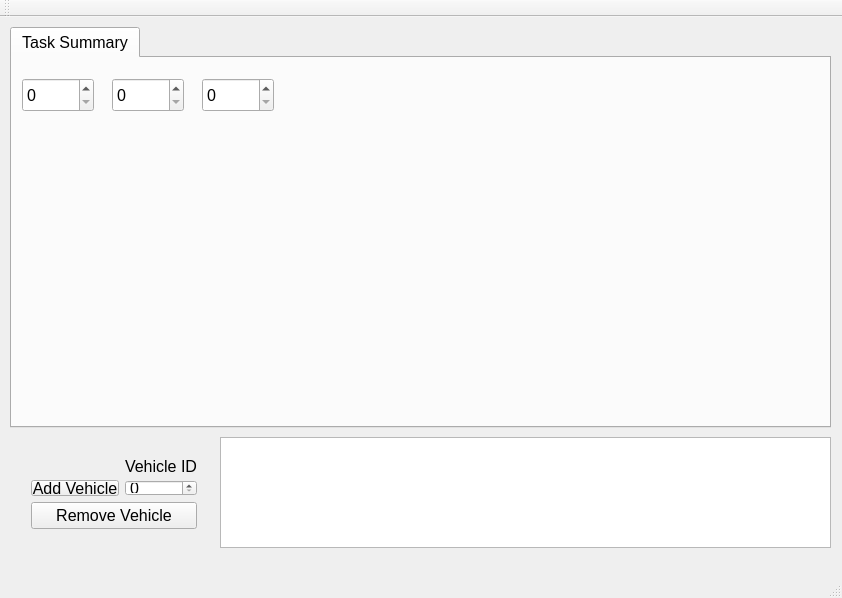
Before: the Qt Designer form ProjectSource/SwarmGUI/swarmcontroller_gui.ui in majorpr13/SwarmingVehicles, drawn with Qt 5.
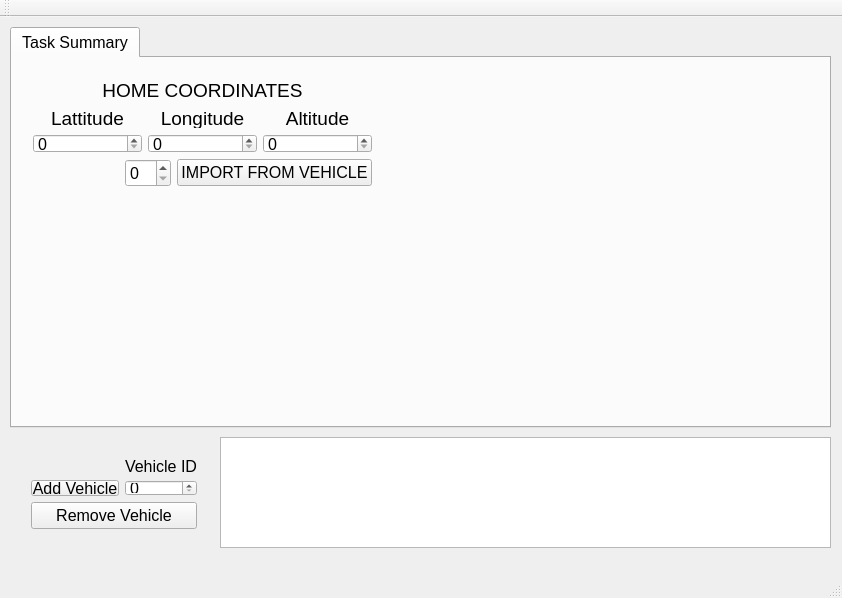
After: the same form once the commit is applied. Custom widgets are drawn as their Qt base class.

Patch:
```diff
--- a/ProjectSource/SwarmGUI/swarmcontroller_gui.ui
+++ b/ProjectSource/SwarmGUI/swarmcontroller_gui.ui
@@ -35,15 +35,81 @@
      <attribute name="title">
       <string>Task Summary</string>
      </attribute>
-     <widget class="QSpinBox" name="spinBox_LatHome">
+     <widget class="QWidget" name="">
       <property name="geometry">
        <rect>
         <x>10</x>
-        <y>20</y>
-        <width>72</width>
-        <height>34</height>
+        <y>10</y>
+        <width>361</width>
+        <height>130</height>
        </rect>
       </property>
+      <layout class="QGridLayout" name="gridLayout_4">
+       <item row="1" column="0">
+        <layout class="QHBoxLayout" name="horizontalLayout">
+         <item>
+          <spacer name="horizontalSpacer">
+           <property name="orientation">
+            <enum>Qt::Horizontal</enum>
+           </property>
+           <property name="sizeHint" stdset="0">
+            <size>
+             <width>40</width>
+             <height>20</height>
+            </size>
+           </property>
+          </spacer>
+         </item>
+         <item>
+          <widget class="QSpinBox" name="spinBox"/>
+         </item>
+         <item>
+          <widget class="QPushButton" name="pushButton">
+           <property name="text">
+            <string>IMPORT FROM VEHICLE</string>
+           </property>
+          </widget>
+         </item>
+        </layout>
+       </item>
+       <item row="0" column="0">
+        <layout class="QVBoxLayout" name="verticalLayout_4">
+         <item>
+          <widget class="QLabel" name="label_4">
+           <property name="font">
+            <font>
+             <pointsize>14</pointsize>
+            </font>
+           </property>
+           <property name="text">
+            <string>HOME COORDINATES</string>
+           </property>
+           <property name="alignment">
+            <set>Qt::AlignCenter</set>
+           </property>
+          </widget>
+         </item>
+         <item>
+          <layout class="QGridLayout" name="gridLayout_3">
+           <item row="0" column="0">
+            <layout class="QVBoxLayout" name="verticalLayout">
+             <item>
+              <widget class="QLabel" name="label">
+               <property name="font">
+                <font>
+                 <pointsize>14</pointsize>
+                </font>
+               </property>
+               <property name="text">
+                <string>Lattitude</string>
+               </property>
+               <property name="alignment">
+                <set>Qt::AlignCenter</set>
+               </property>
+              </widget>
+             </item>
+             <item>
+              <widget class="QSpinBox" name="spinBox_LatHome">
       <property name="sizePolicy">
        <sizepolicy hsizetype="Expanding" vsizetype="Expanding">
         <horstretch>0</horstretch>
@@ -55,19 +121,35 @@
         <pointsize>12</pointsize>
        </font>
       </property>
+               <property name="alignment">
+                <set>Qt::AlignLeading|Qt::AlignLeft|Qt::AlignVCenter</set>
+               </property>
       <property name="maximum">
        <number>255</number>
       </property>
      </widget>
+             </item>
+            </layout>
+           </item>
+           <item row="0" column="1">
+            <layout class="QVBoxLayout" name="verticalLayout_2">
+             <item>
+              <widget class="QLabel" name="label_2">
+               <property name="font">
+                <font>
+                 <pointsize>14</pointsize>
+                </font>
+               </property>
+               <property name="text">
+                <string>Longitude</string>
+               </property>
+               <property name="alignment">
+                <set>Qt::AlignCenter</set>
+               </property>
+              </widget>
+             </item>
+             <item>
      <widget class="QSpinBox" name="spinBox_LonHome">
-      <property name="geometry">
-       <rect>
-        <x>100</x>
-        <y>20</y>
-        <width>72</width>
-        <height>34</height>
-       </rect>
-      </property>
       <property name="sizePolicy">
        <sizepolicy hsizetype="Expanding" vsizetype="Expanding">
         <horstretch>0</horstretch>
@@ -83,15 +165,28 @@
        <number>255</number>
       </property>
      </widget>
-     <widget class="QSpinBox" name="spinBox_HeadingHome">
-      <property name="geometry">
-       <rect>
-        <x>190</x>
-        <y>20</y>
-        <width>72</width>
-        <height>34</height>
-       </rect>
-      </property>
+             </item>
+            </layout>
+           </item>
+           <item row="0" column="2">
+            <layout class="QVBoxLayout" name="verticalLayout_3">
+             <item>
+              <widget class="QLabel" name="label_3">
+               <property name="font">
+                <font>
+                 <pointsize>14</pointsize>
+                </font>
+               </property>
+               <property name="text">
+                <string>Altitude</string>
+               </property>
+               <property name="alignment">
+                <set>Qt::AlignCenter</set>
+               </property>
+              </widget>
+             </item>
+             <item>
+              <widget class="QSpinBox" name="spinBox_AltHome">
       <property name="sizePolicy">
        <sizepolicy hsizetype="Expanding" vsizetype="Expanding">
         <horstretch>0</horstretch>
@@ -107,6 +202,26 @@
        <number>255</number>
       </property>
      </widget>
+             </item>
+            </layout>
+           </item>
+          </layout>
+         </item>
+        </layout>
+       </item>
+      </layout>
+     </widget>
+     <zorder>spinBox_LatHome</zorder>
+     <zorder>spinBox_LonHome</zorder>
+     <zorder>spinBox_AltHome</zorder>
+     <zorder>label</zorder>
+     <zorder>label_2</zorder>
+     <zorder>label_3</zorder>
+     <zorder>label_4</zorder>
+     <zorder>spinBox</zorder>
+     <zorder>pushButton</zorder>
+     <zorder>horizontalSpacer</zorder>
+     <zorder></zorder>
     </widget>
    </widget>
    <widget class="TableStatusWidget" name="tableView_VehicleInformation">
@@ -119,7 +234,7 @@
      </rect>
     </property>
    </widget>
-   <widget class="QWidget" name="">
+   <widget class="QWidget" name="layoutWidget">
     <property name="geometry">
      <rect>
       <x>20</x>
```
Lines whose indentation alone changed are shown as unchanged.
